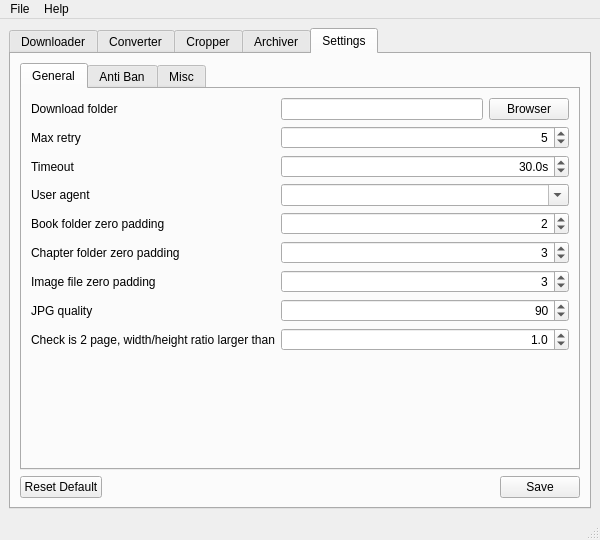
Above: uis/main_window.ui from freedy82/Comic-Toolbox before the change. Below: the same form after it.
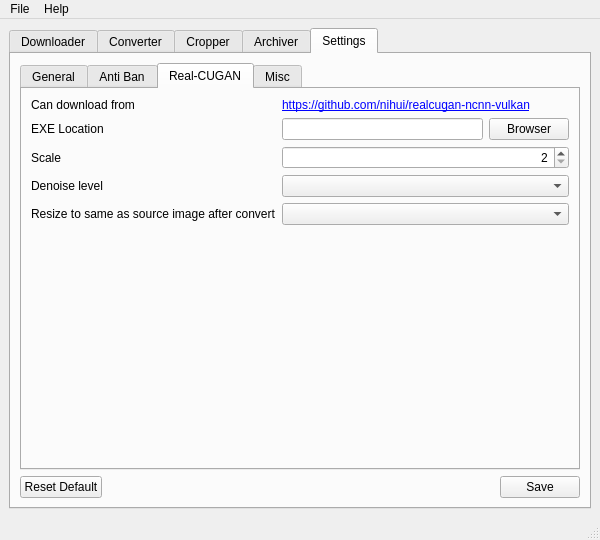
That is the form after the change. The open tabs and pages were chosen to show the change. Icons and pictures are not drawn.

```diff
--- a/uis/main_window.ui
+++ b/uis/main_window.ui
@@ -1406,6 +1406,124 @@
             </item>
            </layout>
           </widget>
+          <widget class="QWidget" name="tab_settings_cugan">
+           <attribute name="title">
+            <string>Real-CUGAN</string>
+           </attribute>
+           <layout class="QVBoxLayout" name="verticalLayout_8">
+            <item>
+             <layout class="QFormLayout" name="layout_settings_cugan_main">
+              <item row="1" column="0">
+               <widget class="QLabel" name="lbl_settings_cugan_location">
+                <property name="text">
+                 <string>EXE Location</string>
+                </property>
+               </widget>
+              </item>
+              <item row="1" column="1">
+               <layout class="QHBoxLayout" name="layout_settings_cugan">
+                <item>
+                 <widget class="QLineEdit" name="txt_settings_cugan_location">
+                  <property name="readOnly">
+                   <bool>true</bool>
+                  </property>
+                 </widget>
+                </item>
+                <item>
+                 <widget class="QPushButton" name="btn_settings_cugan_browser">
+                  <property name="text">
+                   <string>Browser</string>
+                  </property>
+                 </widget>
+                </item>
+               </layout>
+              </item>
+              <item row="2" column="0">
+               <widget class="QLabel" name="lbl_settings_cugan_scale">
+                <property name="text">
+                 <string>Scale</string>
+                </property>
+               </widget>
+              </item>
+              <item row="2" column="1">
+               <widget class="QSpinBox" name="spin_settings_cugan_scale">
+                <property name="toolTip">
+                 <string notr="true">2-4</string>
+                </property>
+                <property name="alignment">
+                 <set>Qt::AlignRight|Qt::AlignTrailing|Qt::AlignVCenter</set>
+                </property>
+                <property name="minimum">
+                 <number>2</number>
+                </property>
+                <property name="maximum">
+                 <number>4</number>
+                </property>
+                <property name="value">
+                 <number>2</number>
+                </property>
+               </widget>
+              </item>
+              <item row="3" column="0">
+               <widget class="QLabel" name="lbl_settings_cugan_donoise">
+                <property name="text">
+                 <string>Denoise level</string>
+                </property>
+               </widget>
+              </item>
+              <item row="3" column="1">
+               <widget class="QComboBox" name="cbx_settings_cugan_denoise"/>
+              </item>
+              <item row="0" column="0">
+               <widget class="QLabel" name="lbl_settings_cugan_download">
+                <property name="text">
+                 <string>Can download from</string>
+                </property>
+               </widget>
+              </item>
+              <item row="0" column="1">
+               <widget class="QLabel" name="lbl_settings_cugan_link">
+                <property name="text">
+                 <string notr="true">&lt;a href=&quot;https://github.com/nihui/realcugan-ncnn-vulkan&quot;&gt;https://github.com/nihui/realcugan-ncnn-vulkan&lt;/a&gt;</string>
+                </property>
+                <property name="textFormat">
+                 <enum>Qt::RichText</enum>
+                </property>
+                <property name="openExternalLinks">
+                 <bool>true</bool>
+                </property>
+                <property name="textInteractionFlags">
+                 <set>Qt::TextBrowserInteraction</set>
+                </property>
+               </widget>
+              </item>
+              <item row="4" column="0">
+               <widget class="QLabel" name="lbl_settings_cugan_resize">
+                <property name="text">
+                 <string>Resize to same as source image after convert</string>
+                </property>
+               </widget>
+              </item>
+              <item row="4" column="1">
+               <widget class="QComboBox" name="cbx_settings_cugan_resize"/>
+              </item>
+             </layout>
+            </item>
+            <item>
+             <spacer name="verticalSpacer">
+              <property name="orientation">
+               <enum>Qt::Vertical</enum>
+              </property>
+              <property name="sizeHint" stdset="0">
+               <size>
+                <width>20</width>
+                <height>256</height>
+               </size>
+              </property>
+             </spacer>
+            </item>
+           </layout>
+          </widget>
           <widget class="QWidget" name="tab_settings_misc">
            <attribute name="title">
             <string>Misc</string>
```
Left out of the diff: 99 changed lines with no effect on the pictures.
